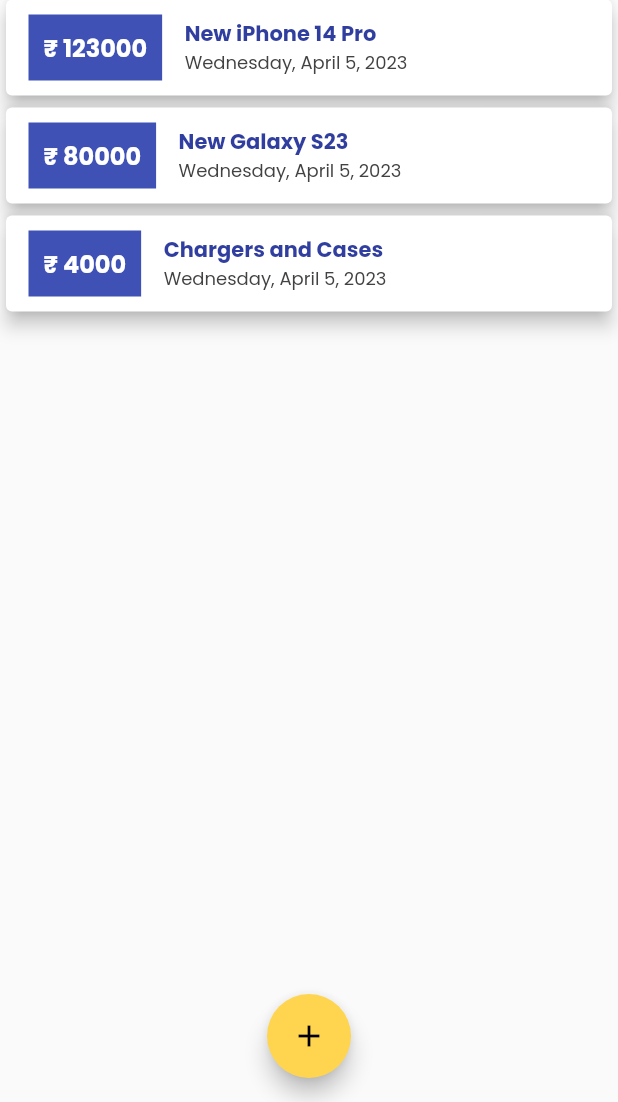
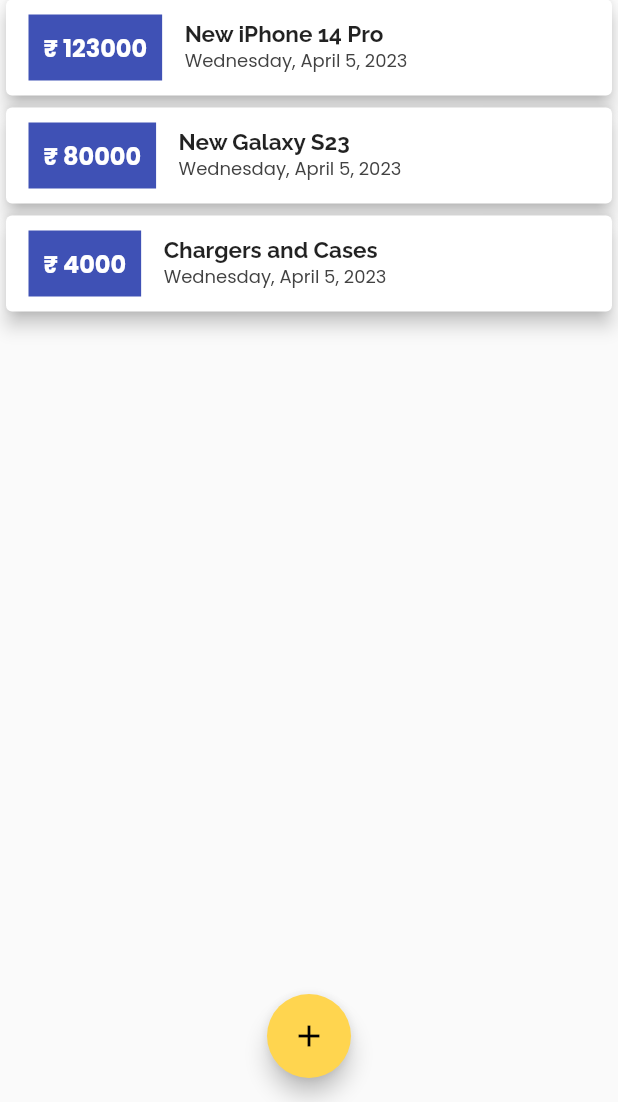
Before and after one commit to BrushankPatra/genesis, a Flutter app: the screen it shows after launch, on a phone screen of 412 x 824 dp, the part 134-1236 px from its top. Run offline on Flutter 3.47's test engine with Material 2 defaults, Android fonts, the phone set to English and light mode, and no system bars.

Commit message:
textTheme for all titles added

```diff
--- a/lib/main.dart
+++ b/lib/main.dart
@@ -16,6 +16,13 @@
         primarySwatch: Colors.indigo,
         accentColor: Colors.amber[300],
         fontFamily: "Poppins",
+        textTheme: TextTheme(
+          titleLarge: TextStyle(
+            fontFamily: "Raleway",
+            fontSize: 15,
+            fontWeight: FontWeight.bold,
+          ),
+        ),
         appBarTheme: AppBarTheme(
           titleTextStyle: TextStyle(
             fontFamily: "Raleway",
--- a/lib/widgets/transaction_list.dart
+++ b/lib/widgets/transaction_list.dart
@@ -40,11 +40,7 @@
                   crossAxisAlignment: CrossAxisAlignment.start,
                   children: [
                     Text(transactions[index].title,
-                        style: TextStyle(
-                          fontSize: 14,
-                          color: Theme.of(context).primaryColorDark,
-                          fontWeight: FontWeight.bold,
-                        )),
+                        style: Theme.of(context).textTheme.titleLarge),
                     Text(
                       DateFormat("yMMMMEEEEd").format(transactions[index].date),
                       style: TextStyle(
```
